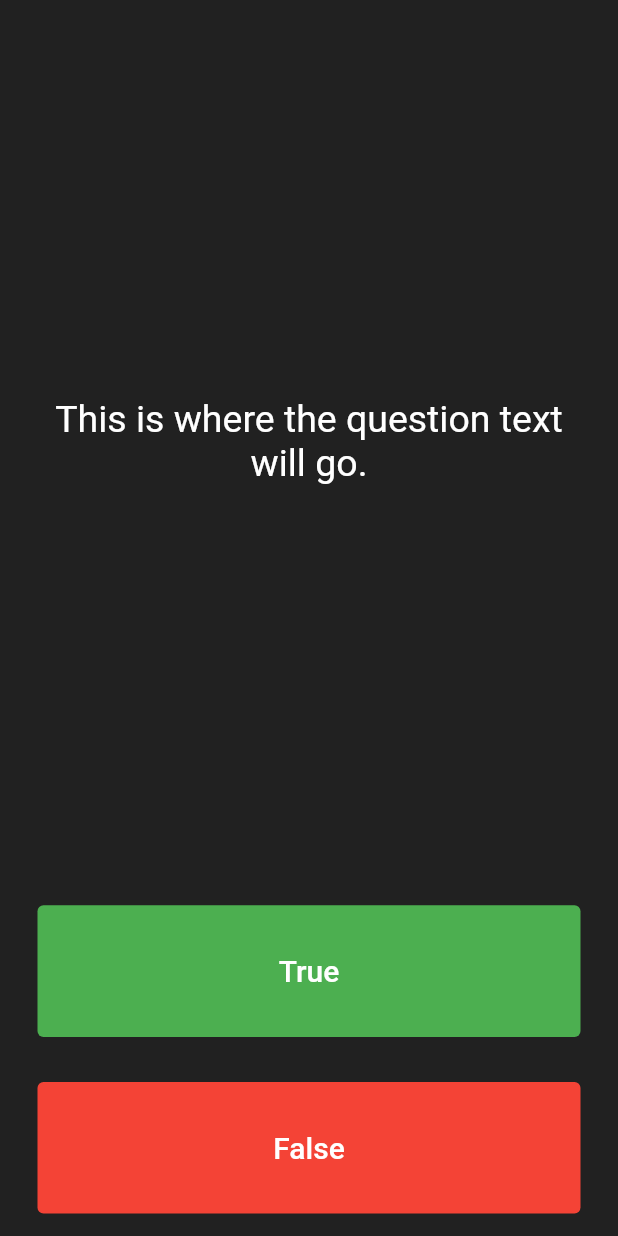
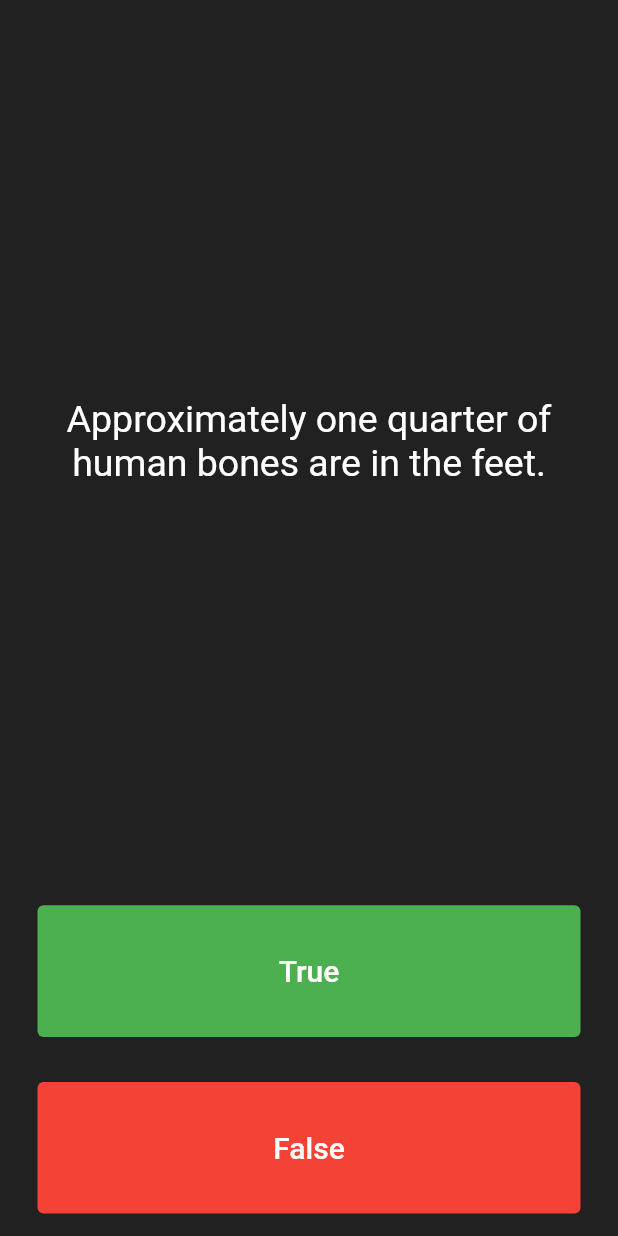
Before and after one commit to optimisms/FlutterDemos, a Flutter app: the screen it shows after launch, after a tap on "True", on a phone screen of 412 x 824 dp. Run offline on Flutter 3.47's test engine with Material 2 defaults, Android fonts, the phone set to English and light mode, and no system bars; our stand-ins replace audioplayers.

Commit message:
Adding some statefulness to update the question whenever a button is clicked

```diff
--- a/quizzler/lib/main.dart
+++ b/quizzler/lib/main.dart
@@ -25,21 +25,56 @@ class QuizPage extends StatefulWidget {
 }
 
 class _QuizPageState extends State<QuizPage> {
+  List<Icon> scoreKeeper = [];
+
+  List<String> questions = [
+    'You can lead a cow down stairs but not up stairs.',
+    'Approximately one quarter of human bones are in the feet.',
+    'A slug\'s blood is green.'
+  ];
+
+  List<bool> answers = [
+    false,
+    true,
+    true,
+  ];
+
+  int questionNum = 0;
+
+  void buttonClicked(bool answerClicked) {
+    setState(() {
+      updateScore(answerClicked);
+      updateQuestionNum();
+    });
+  }
+
+  void updateScore(bool answerClicked) {
+    bool correctAnswer = answers[questionNum];
+    if (correctAnswer == answerClicked) {}
+  }
+
+  void updateQuestionNum() {
+    questionNum++;
+    if (questionNum >= questions.length) {
+      questionNum = 0;
+    }
+  }
+
   @override
   Widget build(BuildContext context) {
     return Column(
       mainAxisAlignment: MainAxisAlignment.spaceBetween,
       crossAxisAlignment: CrossAxisAlignment.stretch,
       children: <Widget>[
-        const Expanded(
+        Expanded(
           flex: 5,
           child: Padding(
-            padding: EdgeInsets.all(10.0),
+            padding: const EdgeInsets.all(10.0),
             child: Center(
               child: Text(
-                'This is where the question text will go.',
+                questions[questionNum],
                 textAlign: TextAlign.center,
-                style: TextStyle(
+                style: const TextStyle(
                   fontSize: 25.0,
                   color: Colors.white,
                 ),
@@ -53,7 +88,6 @@ class _QuizPageState extends State<QuizPage> {
             child: TextButton(
               style: ButtonStyle(
                 backgroundColor: MaterialStateProperty.all<Color>(Colors.green),
-                foregroundColor: MaterialStateProperty.all<Color>(Colors.white),
               ),
               child: const Text(
                 'True',
@@ -63,7 +97,7 @@ class _QuizPageState extends State<QuizPage> {
                 ),
               ),
               onPressed: () {
-                //The user picked true.
+                buttonClicked(true);
               },
             ),
           ),
@@ -83,19 +117,16 @@ class _QuizPageState extends State<QuizPage> {
                 ),
               ),
               onPressed: () {
+                buttonClicked(false);
                 //The user picked false.
               },
             ),
           ),
         ),
-        //TODO: Add a Row here as your score keeper
+        Row(
+          children: scoreKeeper,
+        )
       ],
     );
   }
 }
-
-/*
-question1: 'You can lead a cow down stairs but not up stairs.', false,
-question2: 'Approximately one quarter of human bones are in the feet.', true,
-question3: 'A slug\'s blood is green.', true,
-*/
```
Also changed, not shown: 1 other file.
